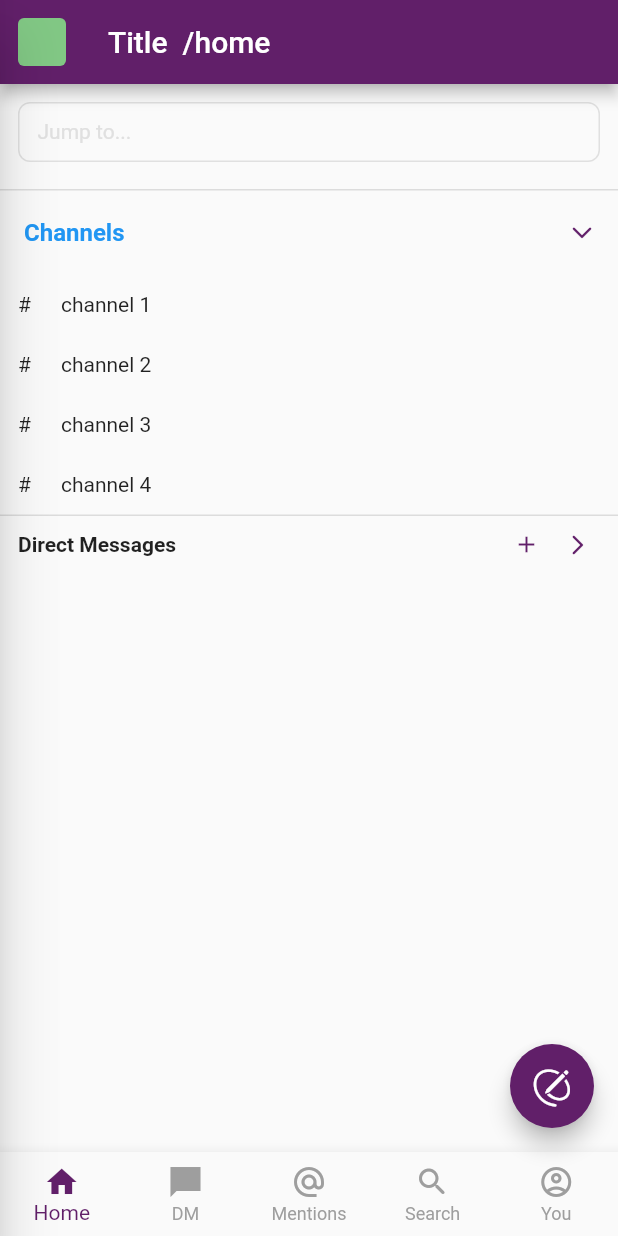
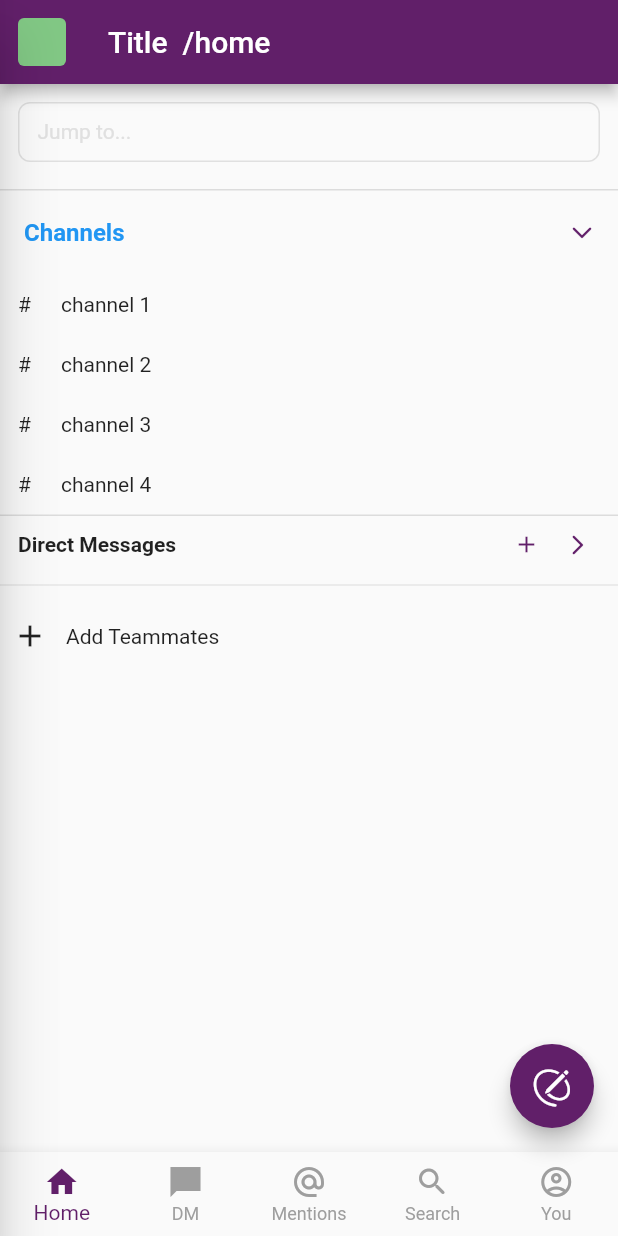
Before and after one commit to giaptt1610/slack-clone, a Flutter app: the HomePage screen opened by its route, after a tap on "Channels", after a tap on "Direct Messages", on a phone screen of 412 x 824 dp. Run offline on Flutter 3.47's test engine with Material 2 defaults, Android fonts, the phone set to English and light mode, and no system bars; our stand-ins replace badges, bloc, flutter_bloc, get_it, go_router, uni_links; network calls fail.

Commit message:
add: add teammate btb

```diff
--- a/lib/pages/home_page.dart
+++ b/lib/pages/home_page.dart
@@ -14,6 +14,7 @@ import '../widgets/channel_item.dart';
 import '../widgets/collapsible_list.dart';
 import '../widgets/custom_expansion_tile.dart';
 import '../widgets/dm_item.dart';
+import '../widgets/add_teammate_btn.dart';
 
 class HomePage extends StatefulWidget {
   HomePage({Key? key}) : super(key: key);
@@ -136,6 +137,13 @@ class _HomePageState extends State<HomePage>
                                   ),
                                 ],
                               ),
+                              Divider(),
+                              Padding(
+                                padding: const EdgeInsets.all(8.0),
+                                child: AddTeammateBtn(
+                                  onTap: () {},
+                                ),
+                              ),
                             ];
                             return Column(
                               children: _children,
--- /dev/null
+++ b/lib/widgets/add_teammate_btn.dart
@@ -0,0 +1,33 @@
+import 'package:flutter/material.dart';
+
+class AddTeammateBtn extends StatelessWidget {
+  final VoidCallback? onTap;
+  const AddTeammateBtn({this.onTap, Key? key}) : super(key: key);
+
+  @override
+  Widget build(BuildContext context) {
+    return Container(
+      height: 36.0,
+      child: InkWell(
+        onTap: onTap,
+        child: Row(
+          children: [
+            Icon(
+              Icons.add,
+              color: Colors.black87,
+            ),
+            SizedBox(width: 12.0),
+            Expanded(
+              child: Text(
+                'Add Teammates',
+                style: TextStyle(
+                  color: Colors.black87,
+                ),
+              ),
+            ),
+          ],
+        ),
+      ),
+    );
+  }
+}
```
